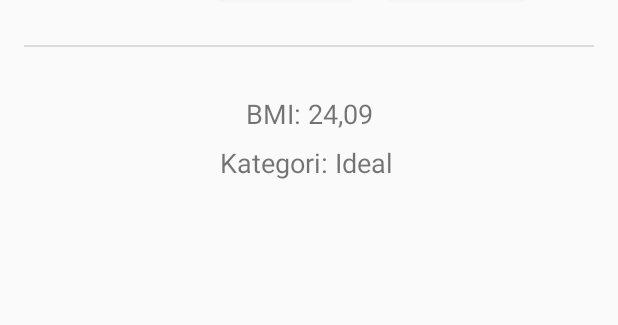
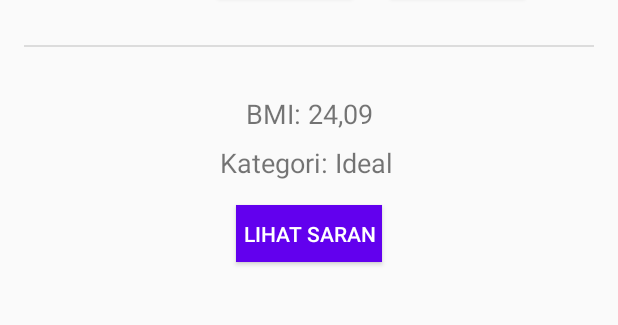
Before and after one commit to D3IF-Cool/4303-hitung-bmi-CitraPangestu1, an Android app: the layout fragment_hitung.xml on its own in the app's theme, with its tools: preview values and no code run, on a phone screen of 412 x 824 dp, the part 420-745 px from its top. Run offline under Robolectric (Android 15) with nearby library versions, the phone set to English and light mode, and no system bars.

```diff
--- a/app/src/main/res/layout/fragment_hitung.xml
+++ b/app/src/main/res/layout/fragment_hitung.xml
@@ -139,10 +139,7 @@
             android:layout_width="wrap_content"
             android:layout_height="wrap_content"
             android:layout_marginTop="8dp"
-            android:layout_marginBottom="16dp"
             android:textSize="18sp"
-            app:layout_constraintBottom_toBottomOf="parent"
-
             app:layout_constraintEnd_toEndOf="parent"
             app:layout_constraintHorizontal_bias="0.494"
             app:layout_constraintStart_toStartOf="parent"
@@ -165,6 +162,24 @@
             app:layout_constraintVertical_bias="0.0"
             tools:text="@string/reset" />
 
+        <Button
+            android:id="@+id/saranButton"
+            android:layout_width="97dp"
+            android:layout_height="38dp"
+            android:layout_marginStart="16dp"
+            android:layout_marginTop="16dp"
+            android:layout_marginEnd="16dp"
+            android:layout_marginBottom="16dp"
+            android:background="@color/colorPrimary"
+            android:text="@string/lihat_saran"
+            android:textColor="#FFFFFF"
+            android:visibility="invisible"
+            app:layout_constraintBottom_toBottomOf="parent"
+            app:layout_constraintEnd_toEndOf="parent"
+            app:layout_constraintStart_toStartOf="parent"
+            app:layout_constraintTop_toBottomOf="@+id/kategoriTextView"
+            tools:visibility="visible" />
+
     </androidx.constraintlayout.widget.ConstraintLayout>
 
 </ScrollView>
--- a/app/src/main/res/values/strings.xml
+++ b/app/src/main/res/values/strings.xml
@@ -29,5 +29,6 @@
     gaya karena itu berbahaya.</string>
     <string name="saran_gemuk">Cobalah untuk olahraga lari. Kemanapun boleh,
     asal tidak lari dari kehidupan.</string>
+    <string name="lihat_saran">Lihat Saran</string>
 
 </resources>
--- a/build.gradle
+++ b/build.gradle
@@ -9,6 +9,7 @@ buildscript {
     dependencies {
         classpath "com.android.tools.build:gradle:4.0.1"
         classpath "org.jetbrains.kotlin:kotlin-gradle-plugin:$kotlin_version"
+        classpath "androidx.navigation:navigation-safe-args-gradle-plugin:$nav_version"
 
         // NOTE: Do not place your application dependencies here; they belong
         // in the individual module build.gradle files
```
Also changed, not shown: app/build.gradle (+17 -3 lines), app/src/main/java/org/d3if3023/hitungbmi/MainActivity.kt (+13 -0 lines), app/src/main/java/org/d3if3023/hitungbmi/ui/HitungFragment.kt (+23 -13 lines), app/src/main/java/org/d3if3023/hitungbmi/ui/SaranFragment.kt (+6 -2 lines), app/src/main/res/navigation/navigation.xml (+15 -1 lines).
